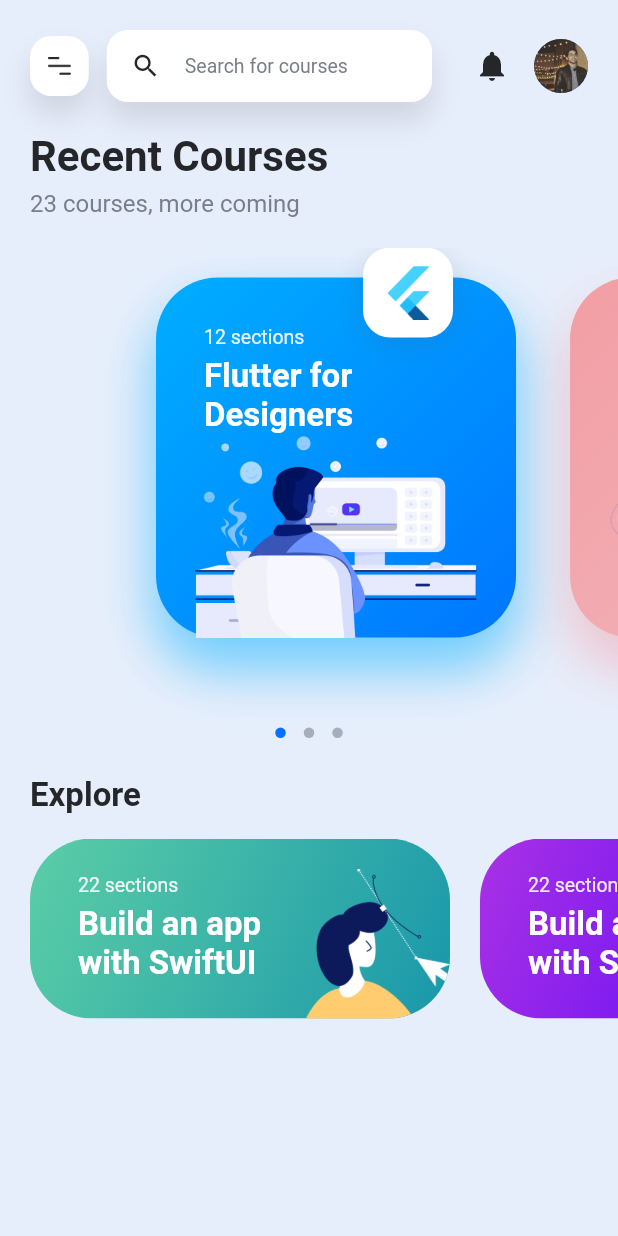
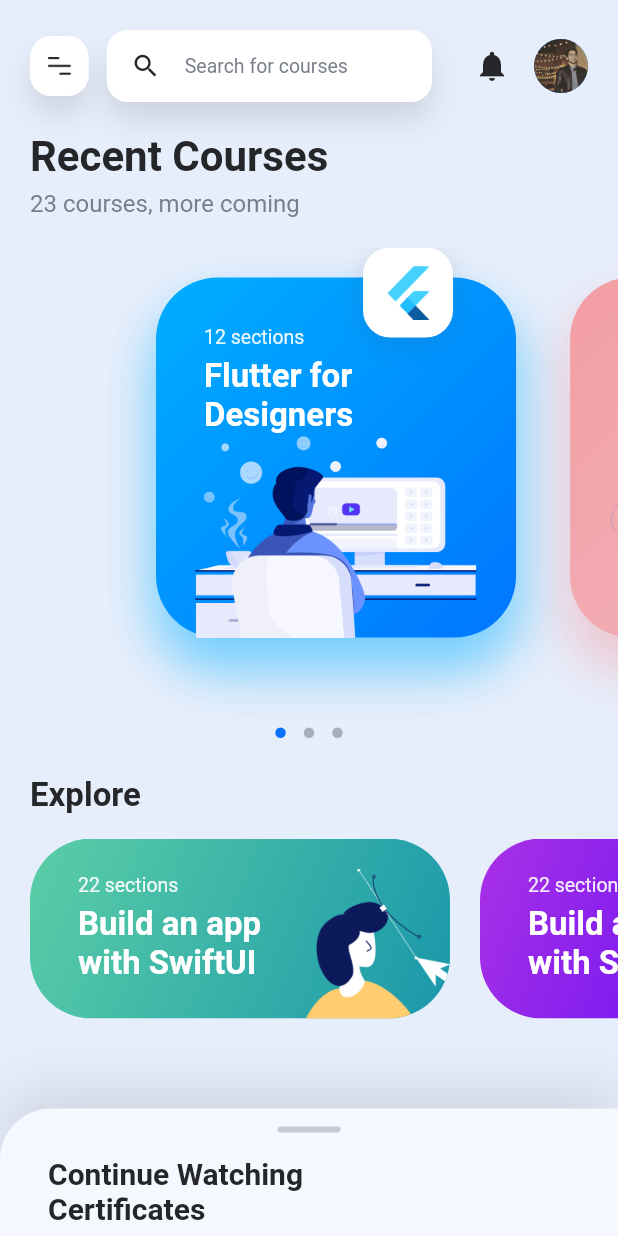
Before and after one commit to sungnga/flutter-projects, a Flutter app: the screen it shows after launch, on a phone screen of 412 x 824 dp. Run offline on Flutter 3.47's test engine with Material 2 defaults, Android fonts, the phone set to English and light mode, and no system bars; drawn by our look-alikes of sliding_up_panel.

Commit message:
Add a sliding up panel package

```diff
--- /dev/null
+++ b/design_code/lib/screens/continue_watching_screen.dart
@@ -0,0 +1,55 @@
+import 'package:flutter/material.dart';
+import 'package:sliding_up_panel/sliding_up_panel.dart';
+import '../constants.dart';
+
+class ContinueWatchingScreen extends StatelessWidget {
+  const ContinueWatchingScreen({super.key});
+
+  @override
+  Widget build(BuildContext context) {
+    return SlidingUpPanel(
+      backdropEnabled: true,
+      borderRadius: BorderRadius.only(
+        topLeft: Radius.circular(34.0),
+      ),
+      color: kCardPopupBackgroundColor,
+      boxShadow: [
+        BoxShadow(
+            color: kShadowColor, offset: Offset(0, -12), blurRadius: 32.0),
+      ],
+      minHeight: 85.0,
+      maxHeight: MediaQuery.of(context).size.height * 0.75,
+      panel: Column(
+        crossAxisAlignment: CrossAxisAlignment.start,
+        children: [
+          Center(
+            child: Padding(
+              padding: const EdgeInsets.only(top: 12.0, bottom: 16.0),
+              child: Container(
+                width: 42.0,
+                height: 4.0,
+                decoration: BoxDecoration(
+                    color: Color(0xFFC5CBD6),
+                    borderRadius: BorderRadius.circular(2.0)),
+              ),
+            ),
+          ),
+          Padding(
+            padding: const EdgeInsets.symmetric(horizontal: 32.0),
+            child: Text(
+              'Continue Watching',
+              style: kTitle2Style,
+            ),
+          ),
+          Padding(
+            padding: const EdgeInsets.symmetric(horizontal: 32.0),
+            child: Text(
+              'Certificates',
+              style: kTitle2Style,
+            ),
+          ),
+        ],
+      ),
+    );
+  }
+}
--- a/design_code/lib/screens/home_screen.dart
+++ b/design_code/lib/screens/home_screen.dart
@@ -3,6 +3,7 @@ import 'package:flutter/material.dart';
 import '../components/home_screen_navbar.dart';
 import '../components/lists/explore_course_list.dart';
 import '../components/lists/recent_course_list.dart';
+import 'continue_watching_screen.dart';
 import 'sidebar_screen.dart';
 
 class HomeScreen extends StatefulWidget {
@@ -116,6 +117,7 @@ class _HomeScreenState extends State<HomeScreen> with TickerProviderStateMixin {
                 ],
               ),
             ),
+            ContinueWatchingScreen(),
             IgnorePointer(
               ignoring: sidebarHidden,
               child: Stack(
--- a/design_code/pubspec.yaml
+++ b/design_code/pubspec.yaml
@@ -36,6 +36,7 @@ dependencies:
   # The following adds the Cupertino Icons font to your application.
   # Use with the CupertinoIcons class for iOS style icons.
   cupertino_icons: ^1.0.2
+  sliding_up_panel: ^2.0.0+1
 
 dev_dependencies:
   flutter_test:
```
Also changed, not shown: design_code/pubspec.lock.
